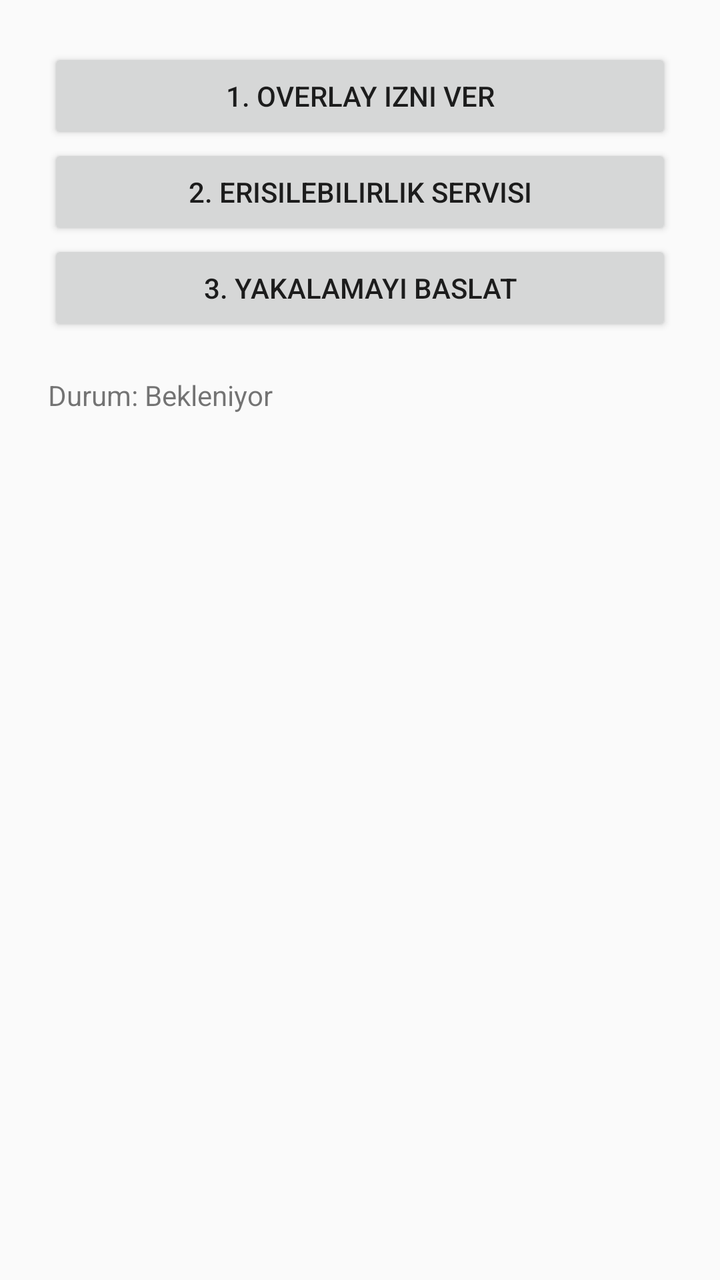
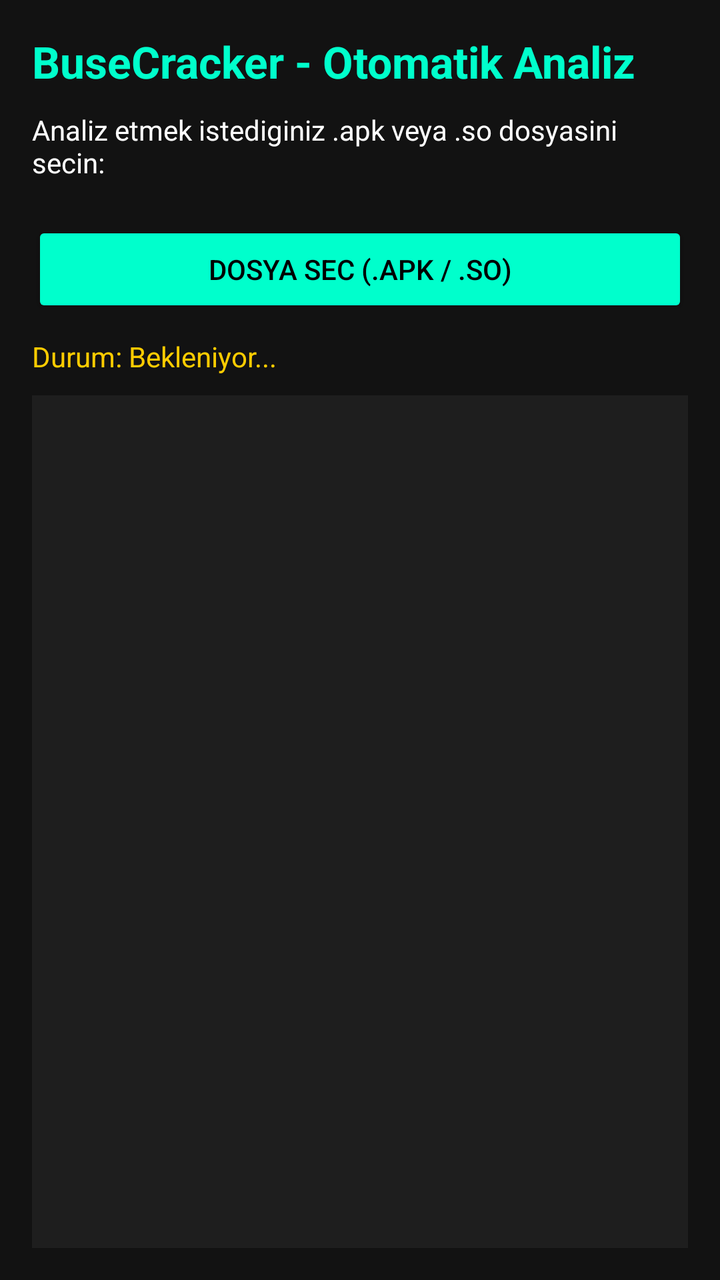

Compare the two renders of this Android layout. The source of the first and the diff that turns it into the second are given below.
<!-- AndroidManifest.xml: application theme Theme.AppCompat.DayNight.NoActionBar -->
<!-- res/layout/activity_main.xml -->
<?xml version="1.0" encoding="utf-8"?>
<LinearLayout xmlns:android="http://schemas.android.com/apk/res/android"
    android:orientation="vertical" android:padding="24dp"
    android:layout_width="match_parent" android:layout_height="match_parent">
    <Button android:id="@+id/btn_overlay" android:text="1. Overlay Izni Ver" android:layout_width="match_parent" android:layout_height="wrap_content"/>
    <Button android:id="@+id/btn_access" android:text="2. Erisilebilirlik Servisi" android:layout_width="match_parent" android:layout_height="wrap_content"/>
    <Button android:id="@+id/btn_start" android:text="3. Yakalamayi Baslat" android:layout_width="match_parent" android:layout_height="wrap_content"/>
    <TextView android:id="@+id/tv_status" android:text="Durum: Bekleniyor" android:layout_marginTop="20dp" android:layout_width="match_parent" android:layout_height="wrap_content"/>
</LinearLayout>
<!-- resources referenced by this layout -->
<resources>

</resources>

<!-- the commit's change to res/layout/activity_main.xml (unified diff, before → after) -->
@@ -1,9 +1,17 @@
 <?xml version="1.0" encoding="utf-8"?>
 <LinearLayout xmlns:android="http://schemas.android.com/apk/res/android"
-    android:orientation="vertical" android:padding="24dp"
-    android:layout_width="match_parent" android:layout_height="match_parent">
-    <Button android:id="@+id/btn_overlay" android:text="1. Overlay Izni Ver" android:layout_width="match_parent" android:layout_height="wrap_content"/>
-    <Button android:id="@+id/btn_access" android:text="2. Erisilebilirlik Servisi" android:layout_width="match_parent" android:layout_height="wrap_content"/>
-    <Button android:id="@+id/btn_start" android:text="3. Yakalamayi Baslat" android:layout_width="match_parent" android:layout_height="wrap_content"/>
-    <TextView android:id="@+id/tv_status" android:text="Durum: Bekleniyor" android:layout_marginTop="20dp" android:layout_width="match_parent" android:layout_height="wrap_content"/>
+    android:orientation="vertical" android:padding="16dp"
+    android:layout_width="match_parent" android:layout_height="match_parent"
+    android:background="#121212">
+
+    <TextView android:text="BuseCracker - Otomatik Analiz" android:textColor="#00FFCC" android:textSize="22sp" android:textStyle="bold" android:layout_marginBottom="10dp" android:layout_width="match_parent" android:layout_height="wrap_content"/>
+    <TextView android:text="Analiz etmek istediginiz .apk veya .so dosyasini secin:" android:textColor="#FFFFFF" android:layout_marginBottom="20dp" android:layout_width="match_parent" android:layout_height="wrap_content"/>
+
+    <Button android:id="@+id/btn_select_file" android:text="Dosya Sec (.apk / .so)" android:backgroundTint="#00FFCC" android:textColor="#000000" android:layout_width="match_parent" android:layout_height="wrap_content"/>
+
+    <TextView android:id="@+id/tv_status" android:text="Durum: Bekleniyor..." android:textColor="#FFCC00" android:layout_marginTop="10dp" android:layout_marginBottom="10dp" android:layout_width="match_parent" android:layout_height="wrap_content"/>
+
+    <ScrollView android:layout_width="match_parent" android:layout_height="0dp" android:layout_weight="1" android:background="#1E1E1E" android:padding="8dp">
+        <TextView android:id="@+id/tv_results" android:textColor="#FFFFFF" android:textSize="12sp" android:fontFamily="monospace" android:layout_width="match_parent" android:layout_height="wrap_content"/>
+    </ScrollView>
 </LinearLayout>
